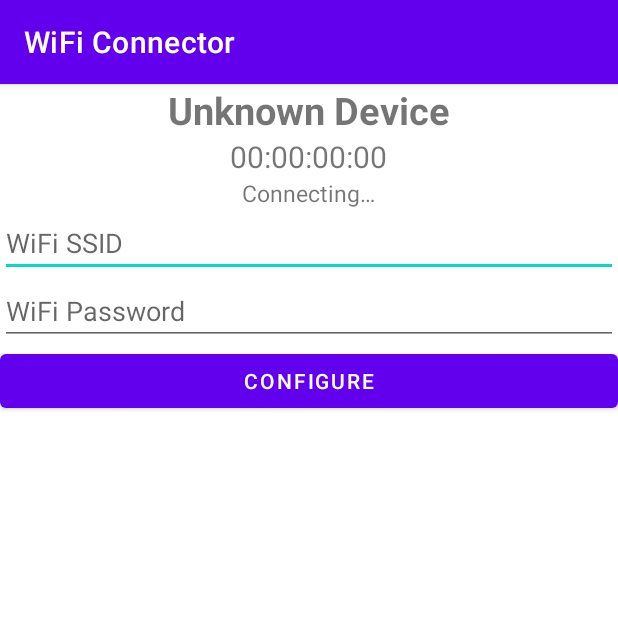
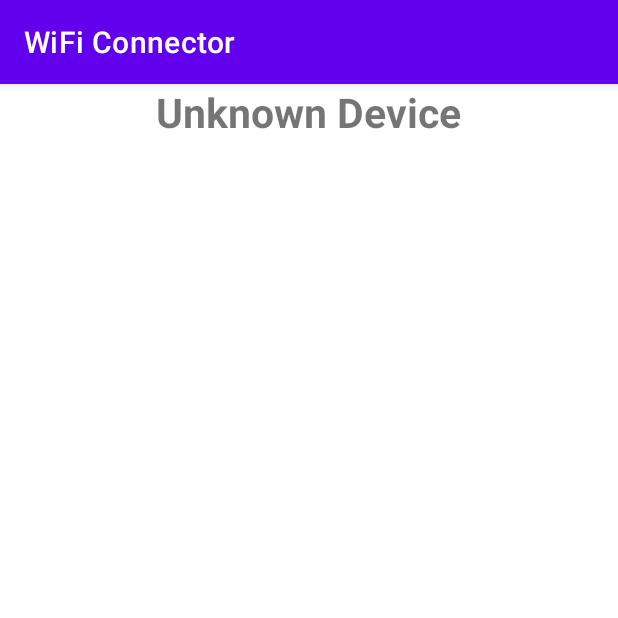
Before and after one commit to LittleTealeaf/CSC-375-Final-Part-1, an Android app: the DeviceActivity screen opened directly, with no data from a screen before it, on a phone screen of 412 x 824 dp, the top half of it. Run offline under Robolectric (Android 15) with nearby library versions, the phone set to English and light mode, and no system bars; our stand-ins replace RxJava; libraries missing offline, so code that uses them is left out: com.harrysoft.androidbluetoothserial; 2 statements that could not run were skipped.

```diff
--- a/android/app/src/main/res/layout/activity_device.xml
+++ b/android/app/src/main/res/layout/activity_device.xml
@@ -10,56 +10,8 @@
             android:layout_width="wrap_content"
             android:layout_height="wrap_content"
             android:layout_gravity="center_horizontal"
-            android:text="@string/unknown_device"
-            android:textSize="25sp"
+            android:id="@+id/text_device_name"
+            android:textSize="27sp"
             android:textStyle="bold"
-            android:id="@+id/device_name" />
-
-    <TextView
-            android:layout_width="wrap_content"
-            android:layout_height="wrap_content"
-            android:layout_gravity="center_horizontal"
-            android:textSize="20sp"
-            android:id="@+id/device_mac"
-            android:text="@string/mac_default" />
-
-
-    <TextView
-            android:layout_width="wrap_content"
-            android:layout_height="wrap_content"
-            android:layout_gravity="center_horizontal"
-            android:text="@string/connecting"
-            android:textSize="15sp"
-            android:id="@+id/device_connect_status" />
-
-
-    <EditText
-            android:layout_width="match_parent"
-            android:layout_height="wrap_content"
-            android:hint="@string/hint_wifi"
-            android:autofillHints=""
-            android:inputType="text"
-            android:id="@+id/device_wifi_ssid" />
-
-    <EditText
-            android:layout_width="match_parent"
-            android:layout_height="wrap_content"
-            android:hint="@string/hint_password"
-            android:autofillHints=""
-            android:inputType="text"
-            android:id="@+id/device_wifi_password"
-            tools:ignore="TextFields" />
-
-    <Button
-            android:layout_width="match_parent"
-            android:layout_height="wrap_content"
-            android:text="@string/button_connect"
-            android:id="@+id/device_button_configure" />
-
-    <TextView
-            android:layout_width="wrap_content"
-            android:layout_height="wrap_content"
-            android:textSize="17sp"
-            android:layout_gravity="center_horizontal"
-            android:id="@+id/device_wifi_status" />
+            android:text="@string/unknown_device" />
 </LinearLayout>
```
Also changed, not shown: android/app/src/main/java/com/quinnipiac/edu/wificonnector/DeviceActivity/DeviceActivity.java (+30 -4 lines).
